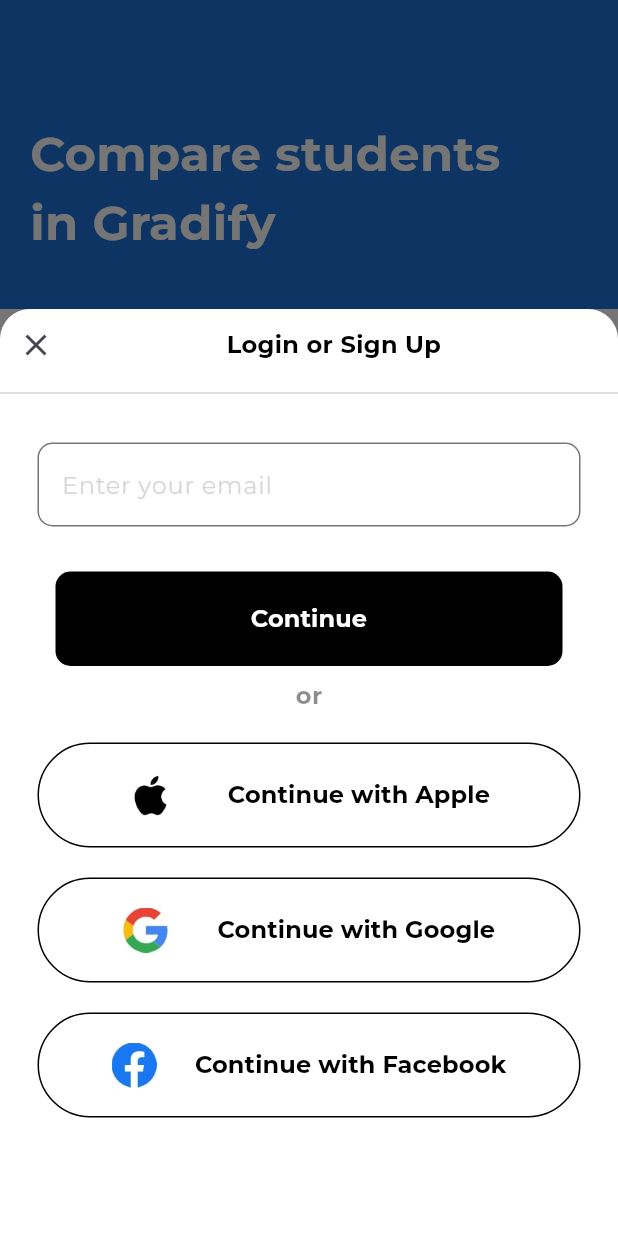
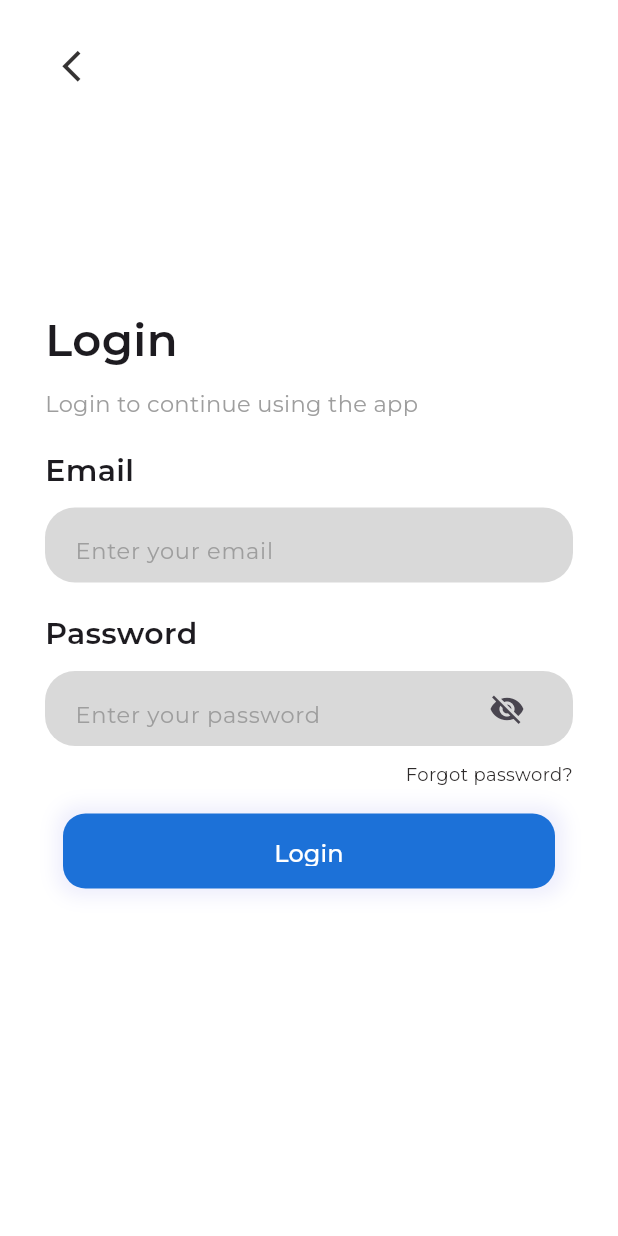
Before and after one commit to TheRealKwabena/gradify-flutter, a Flutter app: the screen it shows after launch, after a tap on "Login", on a phone screen of 412 x 824 dp. Run offline on Flutter 3.47's test engine with Material 3 defaults, Android fonts, the phone set to English and light mode, and no system bars; our stand-ins replace firebase_core, fl_chart, font_awesome_flutter, google_fonts; accounts and stored records are empty.

Commit message:
feat: implemented new login page and removed extra whitespace in onboarding page

```diff
--- a/frontend/lib/components/onboarding_page.dart
+++ b/frontend/lib/components/onboarding_page.dart
@@ -3,6 +3,7 @@
 import 'package:google_fonts/google_fonts.dart';
 import 'package:gradify_flutter/pages/auth_bottom_sheet.dart';
 import 'package:gradify_flutter/pages/home_page.dart';
+import 'package:gradify_flutter/pages/login_page.dart';
 import 'auth_button.dart';
 
 class OnBoardingPage extends StatelessWidget {
@@ -11,7 +12,10 @@
   final String imageLink;
 
   const OnBoardingPage(
-      {super.key, required this.color, required this.text, required this.imageLink});
+      {super.key,
+      required this.color,
+      required this.text,
+      required this.imageLink});
 
   @override
   Widget build(BuildContext context) {
@@ -32,7 +36,7 @@
               height: 200.0,
             ),
             Container(
-              height: 223.0,
+              height: MediaQuery.of(context).size.height / 3,
               decoration: BoxDecoration(
                 image: DecorationImage(
                     image: AssetImage(
@@ -55,11 +59,16 @@
                   text: 'Login',
                   textColor: Colors.white,
                   onPressed: () {
+                    /*
                     showModalBottomSheet(
                         context: context,
                         backgroundColor: Colors.transparent,
                         isScrollControlled: true,
                         builder: (context) => const AuthBottomSheet());
+                  },
+
+                     */
+                    Navigator.pushNamed(context, LoginPage.id);
                   },
                 ),
                 AuthenticationButton(
--- a/frontend/lib/main.dart
+++ b/frontend/lib/main.dart
@@ -3,6 +3,7 @@
 import 'package:gradify_flutter/pages/gpa_calculation_page.dart';
 import 'package:gradify_flutter/pages/BarChartSample2.dart';
 import 'package:gradify_flutter/pages/home_page.dart';
+import 'package:gradify_flutter/pages/login_page.dart';
 import 'package:gradify_flutter/pages/onboarding.dart';
 import 'package:gradify_flutter/pages/radar_chart.dart';
 import 'package:gradify_flutter/pages/upload_grade.dart';
@@ -22,6 +23,7 @@
       routes: {
         OnBoarding.id: (context) => const OnBoarding(),
         HomePage.id: (context) => const HomePage(),
+        LoginPage.id: (context) => const LoginPage(),
         AllActionsPage.id: (context) => const AllActionsPage(),
         UploadGradePage.id: (context) => const UploadGradePage(),
         ComparisonChartPage.id: (context) => const ComparisonChartPage(),
--- /dev/null
+++ b/frontend/lib/pages/login_page.dart
@@ -0,0 +1,213 @@
+import 'package:flutter/material.dart';
+import 'package:google_fonts/google_fonts.dart';
+import 'package:gradify_flutter/constants.dart';
+
+class LoginPage extends StatefulWidget {
+  const LoginPage({super.key});
+  static String id = "/login";
+
+  @override
+  State<LoginPage> createState() => _LoginPageState();
+}
+
+class _LoginPageState extends State<LoginPage> {
+  String email = "";
+  bool isVisible = false;
+  String loginPassword = "";
+
+  void changeVisibility() {
+    setState(() {
+      isVisible = !isVisible;
+    });
+  }
+
+  @override
+  Widget build(BuildContext context) {
+    return SafeArea(
+      child: Scaffold(
+        backgroundColor: Colors.white,
+        body: Column(
+          children: [
+            Padding(
+              padding: const EdgeInsets.symmetric(vertical: 20, horizontal: 30),
+              child: Column(
+                crossAxisAlignment: CrossAxisAlignment.start,
+                children: [
+                  IconButton(
+                    onPressed: () {
+                      Navigator.pop(context);
+                    },
+                    icon: Icon(Icons.arrow_back_ios),
+                    color: Color(0xFF353333),
+                    iconSize: 25,
+                  ),
+                  SizedBox(
+                    height: MediaQuery.of(context).size.height / 6,
+                  ),
+                  Text(
+                    "Login",
+                    style: GoogleFonts.montserrat(
+                        fontSize: 30, fontWeight: FontWeight.w600),
+                  ),
+                  SizedBox(
+                    height: 10,
+                  ),
+                  Text("Login to continue using the app",
+                      style: GoogleFonts.montserrat(
+                          color: Colors.grey, fontSize: 15)),
+                  SizedBox(
+                    height: 20,
+                  ),
+                  Text(
+                    "Email",
+                    style: GoogleFonts.montserrat(
+                        fontSize: 20, fontWeight: FontWeight.w600),
+                  ),
+                  SizedBox(
+                    height: 10,
+                  ),
+                  Container(
+                    height: 50.0,
+                    decoration: BoxDecoration(
+                      borderRadius: BorderRadius.circular(20.0),
+                      color: kTextFieldColor,
+                    ),
+                    child: Padding(
+                      padding: const EdgeInsets.symmetric(
+                          vertical: 5, horizontal: 20),
+                      child: TextField(
+                        style: kAuthScreenTextStyle.copyWith(
+                            fontSize: 15.0, fontWeight: FontWeight.normal),
+                        textAlign: TextAlign.start,
+                        keyboardType: TextInputType.emailAddress,
+                        onChanged: (String value) {
+                          setState(() {
+                            email = value;
+                          });
+                        },
+                        decoration: InputDecoration(
+                            border: InputBorder.none,
+                            hintText: "Enter your email",
+                            hintStyle: /*TextStyle(
+                            color: Colors.grey,
+                            fontSize: 15,
+                          ),
+                          */
+                                GoogleFonts.montserrat(
+                              color: Colors.grey,
+                            )),
+                      ),
+                    ),
+                  ),
+                  SizedBox(
+                    height: 20,
+                  ),
+                  Text(
+                    "Password",
+                    style: GoogleFonts.montserrat(
+                        fontSize: 20, fontWeight: FontWeight.w600),
+                  ),
+                  SizedBox(
+                    height: 10,
+                  ),
+                  Container(
+                    height: 50.0,
+                    decoration: BoxDecoration(
+                      borderRadius: BorderRadius.circular(20.0),
+                      color: kTextFieldColor,
+                    ),
+                    child: Padding(
+                      padding: const EdgeInsets.symmetric(
+                          vertical: 5, horizontal: 20),
+                      child: TextField(
+                        obscureText: isVisible,
+                        style: GoogleFonts.openSans(
+                          fontSize: 15.0,
+                          color: Colors.black,
+                        ),
+                        onChanged: (String password) =>
+                            {loginPassword = password},
+                        textAlign: TextAlign.start,
+                        decoration: InputDecoration(
+                          suffixIcon: GestureDetector(
+                            onTap: () => {
+                              changeVisibility(),
+                            },
+                            child: isVisible ==
+                                    true // ternary operator to render password visibility icon
+                                ? Icon(Icons.visibility)
+                                : Icon(Icons.visibility_off),
+                          ),
+                          hintText: "Enter your password",
+                          border: InputBorder.none,
+                          hintStyle: GoogleFonts.montserrat(
+                            color: Colors.grey,
+                          ),
+                        ),
+                      ),
+                    ),
+                  ),
+                  SizedBox(
+                    height: 10,
+                  ),
+                  Row(
+                    mainAxisAlignment: MainAxisAlignment.end,
+                    children: [
+                      GestureDetector(
+                        onTap: () {},
+                        child: Text(
+                          "Forgot password?",
+                          style: GoogleFonts.montserrat(
+                            fontSize: 12,
+                            color: Color(0xFF2E2B2B),
+                          ),
+                        ),
+                      ),
+                    ],
+                  ),
+                  SizedBox(
+                    height: 10,
+                  ),
+                  TextButton(
+                    onPressed: () {},
+                    child: Container(
+                      width: double.infinity,
+                      child: Padding(
+                        padding: const EdgeInsets.symmetric(
+                            vertical: 15, horizontal: 15),
+                        child: Text(
+                          "Login",
+                          textAlign: TextAlign.center,
+                          style: GoogleFonts.montserrat(
+                              color: Colors.white,
+                              fontSize: 16,
+                              fontWeight: FontWeight.w500),
+                        ),
+                      ),
+                      height: 50,
+                      decoration: BoxDecoration(
+                          color: kOnboardingPrimaryColor,
+                          borderRadius: BorderRadius.all(
+                            Radius.circular(15),
+                          ),
+                          boxShadow: [
+                            BoxShadow(
+                                color: Color(0xFF131111D5),
+                                spreadRadius: 5,
+                                offset: Offset(1.0, 0.0),
+                                blurRadius: 10)
+                          ]),
+                    ),
+                  ),
+                  SizedBox(
+                    height: 10,
+                  ),
+                ],
+              ),
+            )
+          ],
+        ),
+      ),
+    );
+  }
+}
```
Also changed, not shown: 3 other files.
